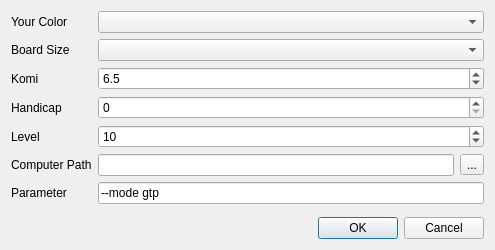
This is playwithcomputerdialog.ui in nullx002/mugo as Qt 5 draws it before an edit. The edited form follows.
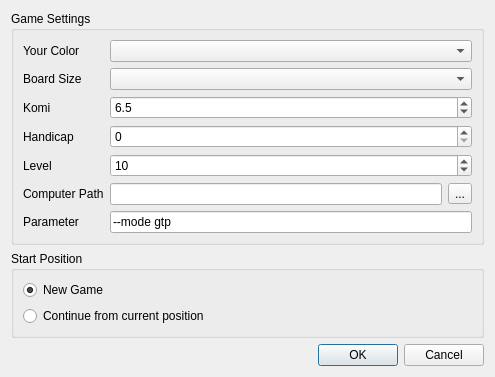
This is the edited form.

Commit message: added start position group box that can be chosen new game or continue game on play with computer dialog. but modification of gtp class is unfinished.

What changed in the file:
```diff
--- a/playwithcomputerdialog.ui
+++ b/playwithcomputerdialog.ui
@@ -7,7 +7,7 @@
     <x>0</x>
     <y>0</y>
     <width>495</width>
-    <height>250</height>
+    <height>341</height>
    </rect>
   </property>
   <property name="windowTitle">
@@ -15,38 +15,44 @@
   </property>
   <layout class="QVBoxLayout" name="verticalLayout">
    <item>
-    <layout class="QFormLayout" name="formLayout">
+    <layout class="QVBoxLayout" name="verticalLayout_2">
+     <item>
+      <widget class="QGroupBox" name="groupBox">
+       <property name="title">
+        <string>Game Settings</string>
+       </property>
+       <layout class="QFormLayout" name="formLayout_2">
      <property name="fieldGrowthPolicy">
       <enum>QFormLayout::AllNonFixedFieldsGrow</enum>
      </property>
-     <item row="1" column="0">
+        <item row="0" column="0">
       <widget class="QLabel" name="label_6">
        <property name="text">
         <string>Your Color</string>
        </property>
       </widget>
      </item>
-     <item row="1" column="1">
+        <item row="0" column="1">
       <widget class="QComboBox" name="colorComboBox"/>
      </item>
-     <item row="2" column="0">
+        <item row="1" column="0">
       <widget class="QLabel" name="label_2">
        <property name="text">
         <string>Board Size</string>
        </property>
       </widget>
      </item>
-     <item row="2" column="1">
+        <item row="1" column="1">
       <widget class="QComboBox" name="boardSizeComboBox"/>
      </item>
-     <item row="3" column="0">
+        <item row="2" column="0">
       <widget class="QLabel" name="label_3">
        <property name="text">
         <string>Komi</string>
        </property>
       </widget>
      </item>
-     <item row="3" column="1">
+        <item row="2" column="1">
       <widget class="QDoubleSpinBox" name="komiSpinBox">
        <property name="decimals">
         <number>1</number>
@@ -65,28 +71,28 @@
        </property>
       </widget>
      </item>
-     <item row="4" column="0">
+        <item row="3" column="0">
       <widget class="QLabel" name="label_4">
        <property name="text">
         <string>Handicap</string>
        </property>
       </widget>
      </item>
-     <item row="4" column="1">
+        <item row="3" column="1">
       <widget class="QSpinBox" name="handicapSpinBox">
        <property name="maximum">
         <number>9</number>
        </property>
       </widget>
      </item>
-     <item row="5" column="0">
+        <item row="4" column="0">
       <widget class="QLabel" name="label_5">
        <property name="text">
         <string>Level</string>
        </property>
       </widget>
      </item>
-     <item row="5" column="1">
+        <item row="4" column="1">
       <widget class="QSpinBox" name="levelSpinBox">
        <property name="maximum">
         <number>12</number>
@@ -96,14 +102,14 @@
        </property>
       </widget>
      </item>
-     <item row="6" column="0">
+        <item row="5" column="0">
       <widget class="QLabel" name="label">
        <property name="text">
         <string>Computer Path</string>
        </property>
       </widget>
      </item>
-     <item row="6" column="1">
+        <item row="5" column="1">
       <layout class="QHBoxLayout" name="horizontalLayout">
        <item>
         <widget class="QLineEdit" name="computerPathEdit"/>
@@ -117,14 +123,14 @@
        </item>
       </layout>
      </item>
-     <item row="7" column="0">
+        <item row="6" column="0">
       <widget class="QLabel" name="label_7">
        <property name="text">
         <string>Parameter</string>
        </property>
       </widget>
      </item>
-     <item row="7" column="1">
+        <item row="6" column="1">
       <widget class="QLineEdit" name="parameterEdit">
        <property name="text">
         <string>--mode gtp</string>
@@ -132,6 +138,35 @@
       </widget>
      </item>
     </layout>
+      </widget>
+     </item>
+     <item>
+      <widget class="QGroupBox" name="groupBox_2">
+       <property name="title">
+        <string>Start Position</string>
+       </property>
+       <layout class="QVBoxLayout" name="verticalLayout_3">
+        <item>
+         <widget class="QRadioButton" name="newGame">
+          <property name="text">
+           <string>New Game</string>
+          </property>
+          <property name="checked">
+           <bool>true</bool>
+          </property>
+         </widget>
+        </item>
+        <item>
+         <widget class="QRadioButton" name="resume">
+          <property name="text">
+           <string>Continue from current position</string>
+          </property>
+         </widget>
+        </item>
+       </layout>
+      </widget>
+     </item>
+    </layout>
    </item>
    <item>
     <widget class="QDialogButtonBox" name="buttonBox">
```
Left out of the diff: 5 changed lines with no effect on the pictures. Lines whose indentation alone changed are shown as unchanged. The commit also changes 5 other files.
